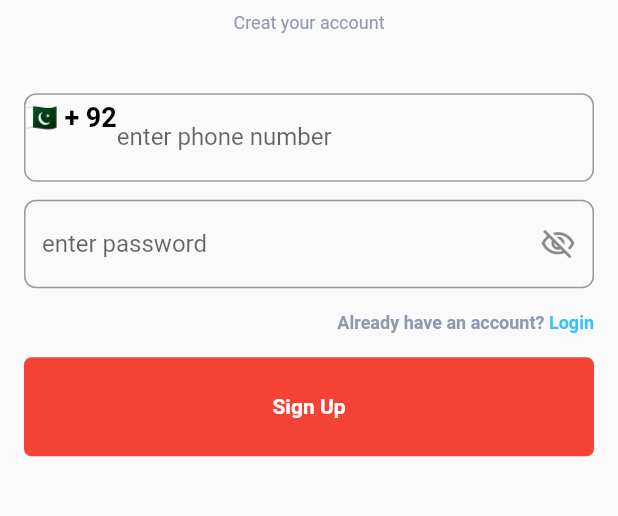
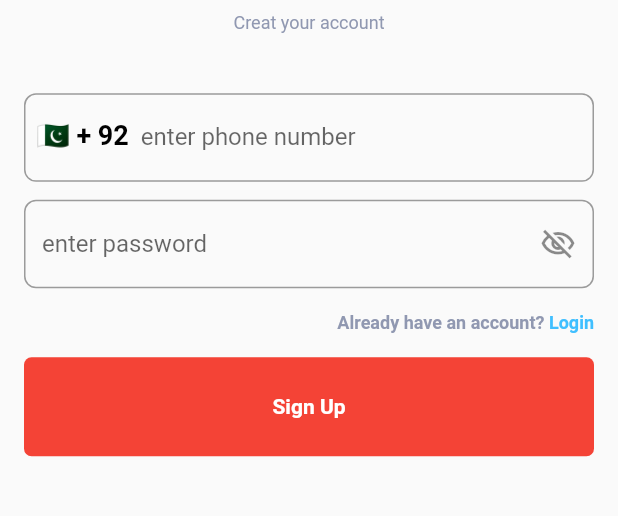
Before and after one commit to maaz-afridi20/smart_blood_bankk, a Flutter app: the screen it shows after launch, on a phone screen of 412 x 824 dp, the part 404-920 px from its top. Run offline on Flutter 3.47's test engine with Material 2 defaults, Android fonts, the phone set to English and light mode, and no system bars; our stand-ins replace country_picker, firebase_core, get, pinput; accounts and stored records are empty.

```diff
--- /dev/null
+++ b/lib/reusable/country_picker.dart
@@ -0,0 +1,16 @@
+import 'package:country_picker/country_picker.dart';
+
+class MyCountryPickerClass {
+  Country selectedCountry = Country(
+    phoneCode: "92",
+    countryCode: "PK",
+    e164Sc: 0,
+    geographic: true,
+    level: 1,
+    name: "Pakistan",
+    example: "Pakistan",
+    displayName: "Pakistan",
+    displayNameNoCountryCode: "PK",
+    e164Key: "",
+  );
+}
--- a/lib/views/create_account.dart
+++ b/lib/views/create_account.dart
@@ -2,6 +2,7 @@ import 'package:country_picker/country_picker.dart';
 import 'package:flutter/material.dart';
 import 'package:get/get.dart';
 import 'package:smart_blood_bank/reusable/container_button.dart';
+import 'package:smart_blood_bank/reusable/country_picker.dart';
 import 'package:smart_blood_bank/reusable/custom_text_field.dart';
 import 'package:smart_blood_bank/views/login.dart';
 
@@ -20,24 +21,14 @@ class _CreateAccountState extends State<CreateAccount> {
   final TextEditingController phoneController = TextEditingController();
   final TextEditingController passwordController = TextEditingController();
   final myformkey = GlobalKey<FormState>();
-
   bool passToggle = false;
-
-  Country selectedCountry = Country(
-    phoneCode: "92",
-    countryCode: "PK",
-    e164Sc: 0,
-    geographic: true,
-    level: 1,
-    name: "Pakistan",
-    example: "Pakistan",
-    displayName: "Pakistan",
-    displayNameNoCountryCode: "PK",
-    e164Key: "",
-  );
+  MyCountryPickerClass selectCountry = MyCountryPickerClass();
 
   @override
   Widget build(BuildContext context) {
+    phoneController.selection = TextSelection.fromPosition(
+      TextPosition(offset: phoneController.text.length),
+    );
     return Scaffold(
       body: SafeArea(
         child: Form(
@@ -82,18 +73,24 @@ class _CreateAccountState extends State<CreateAccount> {
                               onSelect: (value) {
                                 setState(
                                   () {
-                                    selectedCountry = value;
+                                    selectCountry.selectedCountry = value;
                                   },
                                 );
                               },
                             );
                           },
-                          child: Text(
-                            '${selectedCountry.flagEmoji} + ${selectedCountry.phoneCode}',
-                            style: customTextStyle(
-                              size: 18,
-                              color: blackk,
-                              weight: FontWeight.bold,
+                          child: Padding(
+                            padding: const EdgeInsets.symmetric(
+                              horizontal: 8,
+                              vertical: 12,
+                            ),
+                            child: Text(
+                              '${selectCountry.selectedCountry.flagEmoji} + ${selectCountry.selectedCountry.phoneCode}',
+                              style: customTextStyle(
+                                size: 18,
+                                color: blackk,
+                                weight: FontWeight.bold,
+                              ),
                             ),
                           ),
                         ),
@@ -105,13 +102,14 @@ class _CreateAccountState extends State<CreateAccount> {
                         myKeyboardtype: TextInputType.number,
                         hinText: 'enter phone number',
                         myController: phoneController,
-                        sufficIcon: phoneController.text.length > 9
+                        sufficIcon: phoneController.text.length >= 8
                             ? Container(
+                                margin: const EdgeInsets.all(10),
                                 height: 20,
                                 width: 20,
                                 decoration: const BoxDecoration(
                                   shape: BoxShape.circle,
-                                  color: greenColor,
+                                  color: Colors.green,
                                 ),
                                 child: const Icon(
                                   Icons.done,
--- a/pubspec.yaml
+++ b/pubspec.yaml
@@ -40,6 +40,7 @@ dependencies:
   get: ^4.6.5
   google_fonts: ^4.0.3
   pinput: any
+  shared_preferences: ^2.0.18
   sms_autofill: ^2.3.0
   timer_count_down: ^2.2.2
 
```
Also changed, not shown: pubspec.lock, 1 other file.
